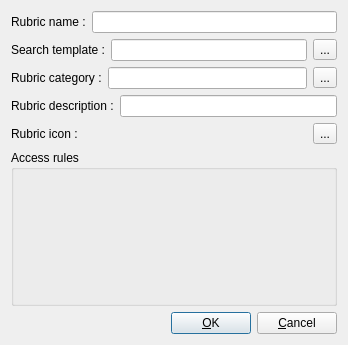
Before: the Qt Designer form ddocclient/kksgui/ui/rubric_form.ui in YuriyRusinov/reper, drawn with Qt 5.
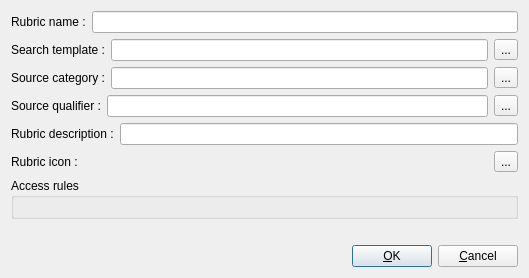
After: the same form once the commit is applied.

Patch:
```diff
--- a/ddocclient/kksgui/ui/rubric_form.ui
+++ b/ddocclient/kksgui/ui/rubric_form.ui
@@ -6,15 +6,15 @@
    <rect>
     <x>0</x>
     <y>0</y>
-    <width>348</width>
-    <height>345</height>
+    <width>529</width>
+    <height>278</height>
    </rect>
   </property>
   <property name="windowTitle">
    <string>Add/Edit rubric</string>
   </property>
-  <layout class="QGridLayout" name="gridLayout_2">
-   <item row="0" column="0" colspan="3">
+  <layout class="QVBoxLayout" name="verticalLayout">
+   <item>
     <layout class="QHBoxLayout" name="rubric_name_layout">
      <item>
       <widget class="QLabel" name="lRubricName">
@@ -31,7 +31,7 @@
      </item>
     </layout>
    </item>
-   <item row="1" column="0" colspan="3">
+   <item>
     <layout class="QHBoxLayout" name="search_template_layout">
      <item>
       <widget class="QLabel" name="lSearchTemplate">
@@ -44,7 +44,11 @@
       </widget>
      </item>
      <item>
-      <widget class="QLineEdit" name="lESearchTemplate"/>
+      <widget class="QLineEdit" name="lESearchTemplate">
+       <property name="readOnly">
+        <bool>true</bool>
+       </property>
+      </widget>
      </item>
      <item>
       <widget class="QToolButton" name="tbSearchTemplate">
@@ -55,12 +59,12 @@
      </item>
     </layout>
    </item>
-   <item row="2" column="0" colspan="3">
+   <item>
     <layout class="QHBoxLayout" name="category_layout">
      <item>
       <widget class="QLabel" name="lCategory">
        <property name="text">
-        <string>Rubric category :</string>
+        <string>Source category :</string>
        </property>
        <property name="alignment">
         <set>Qt::AlignJustify|Qt::AlignVCenter</set>
@@ -68,7 +72,11 @@
       </widget>
      </item>
      <item>
-      <widget class="QLineEdit" name="lECategory"/>
+      <widget class="QLineEdit" name="lECategory">
+       <property name="readOnly">
+        <bool>true</bool>
+       </property>
+      </widget>
      </item>
      <item>
       <widget class="QToolButton" name="tbCategory">
@@ -79,7 +87,35 @@
      </item>
     </layout>
    </item>
-   <item row="3" column="0" colspan="3">
+   <item>
+    <layout class="QHBoxLayout" name="io_layout">
+     <item>
+      <widget class="QLabel" name="lIO">
+       <property name="text">
+        <string>Source qualifier :</string>
+       </property>
+       <property name="alignment">
+        <set>Qt::AlignJustify|Qt::AlignVCenter</set>
+       </property>
+      </widget>
+     </item>
+     <item>
+      <widget class="QLineEdit" name="lEIO">
+       <property name="readOnly">
+        <bool>true</bool>
+       </property>
+      </widget>
+     </item>
+     <item>
+      <widget class="QToolButton" name="tbIO">
+       <property name="text">
+        <string>...</string>
+       </property>
+      </widget>
+     </item>
+    </layout>
+   </item>
+   <item>
     <layout class="QHBoxLayout" name="rubric_desc_layout">
      <item>
       <widget class="QLabel" name="lDescription">
@@ -96,7 +132,7 @@
      </item>
     </layout>
    </item>
-   <item row="4" column="0" colspan="3">
+   <item>
     <layout class="QHBoxLayout" name="icon_layout">
      <item>
       <widget class="QLabel" name="lRubricIcon">
@@ -124,7 +160,7 @@
      </item>
     </layout>
    </item>
-   <item row="5" column="0" colspan="3">
+   <item>
     <widget class="QGroupBox" name="gbAccessRules">
      <property name="title">
       <string>Access rules</string>
@@ -132,7 +168,22 @@
      <layout class="QGridLayout" name="gridLayout"/>
     </widget>
    </item>
-   <item row="6" column="0">
+   <item>
+    <spacer name="verticalSpacer">
+     <property name="orientation">
+      <enum>Qt::Vertical</enum>
+     </property>
+     <property name="sizeHint" stdset="0">
+      <size>
+       <width>20</width>
+       <height>40</height>
+      </size>
+     </property>
+    </spacer>
+   </item>
+   <item>
+    <layout class="QHBoxLayout" name="horizontalLayout">
+     <item>
     <spacer name="horizontalSpacer">
      <property name="orientation">
       <enum>Qt::Horizontal</enum>
@@ -145,14 +196,14 @@
      </property>
     </spacer>
    </item>
-   <item row="6" column="1">
+     <item>
     <widget class="QPushButton" name="pbOk">
      <property name="text">
       <string>&amp;OK</string>
      </property>
     </widget>
    </item>
-   <item row="6" column="2">
+     <item>
     <widget class="QPushButton" name="pbCancel">
      <property name="text">
       <string>&amp;Cancel</string>
@@ -160,6 +211,10 @@
     </widget>
    </item>
   </layout>
+   </item>
+  </layout>
+  <zorder>gbAccessRules</zorder>
+  <zorder>verticalSpacer</zorder>
  </widget>
  <resources/>
  <connections/>
```
Lines whose indentation alone changed are shown as unchanged.
